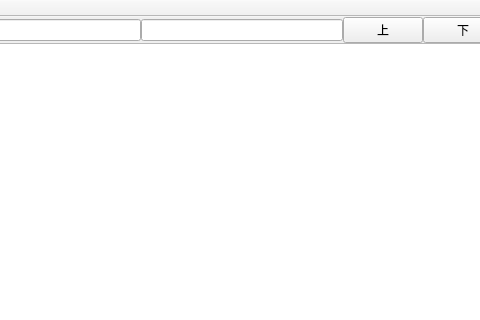
This is mainwindow.ui in imbakn/androidLogViewer as Qt 5 draws it before an edit; both pictures show x 140 to 620 and y 0 to 320 of the 850 by 496 pixel window. The edited form follows.
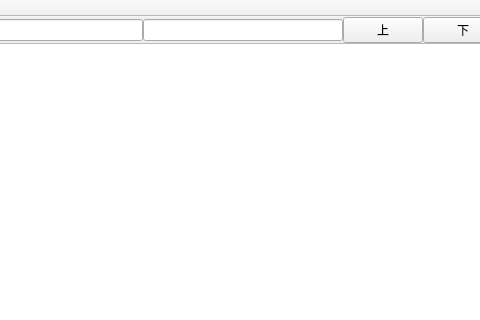
This is the edited form.

```diff
--- a/mainwindow.ui
+++ b/mainwindow.ui
@@ -78,7 +78,26 @@
          <widget class="QLineEdit" name="etSearch"/>
         </item>
         <item>
-         <widget class="QLineEdit" name="etFind"/>
+         <widget class="QLineEdit" name="etFind">
+          <property name="sizePolicy">
+           <sizepolicy hsizetype="Minimum" vsizetype="Fixed">
+            <horstretch>0</horstretch>
+            <verstretch>0</verstretch>
+           </sizepolicy>
+          </property>
+          <property name="minimumSize">
+           <size>
+            <width>200</width>
+            <height>0</height>
+           </size>
+          </property>
+          <property name="sizeIncrement">
+           <size>
+            <width>300</width>
+            <height>0</height>
+           </size>
+          </property>
+         </widget>
         </item>
         <item>
          <widget class="QPushButton" name="prev">
```
